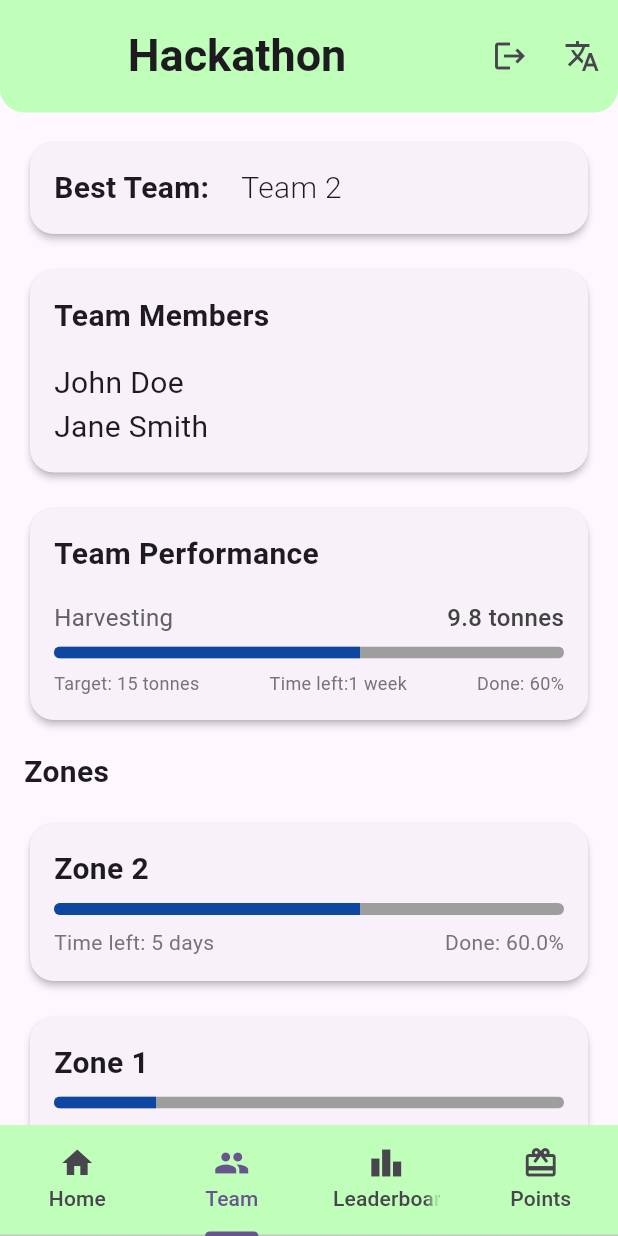
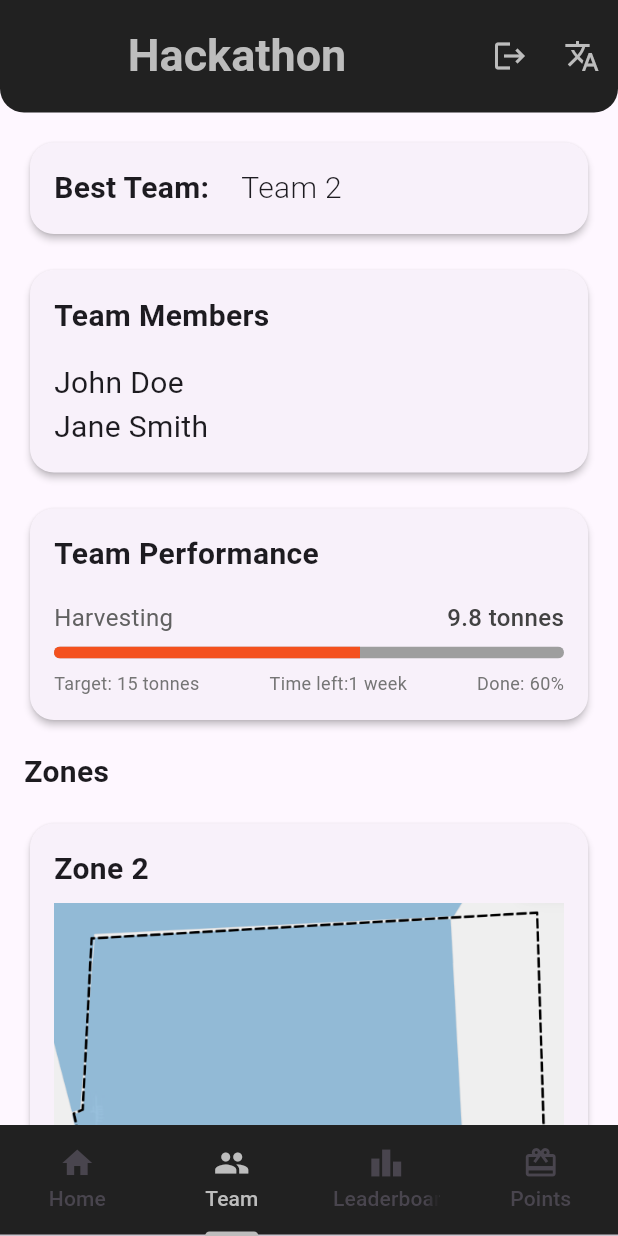
Before and after one commit to FangWoei/hackathon-2024, a Flutter app: the screen it shows once a user with an empty profile is signed in, item 2 of the bottom bar chosen, on a phone screen of 412 x 824 dp. Run offline on Flutter 3.47's test engine with Material 3 defaults, Android fonts, the phone set to English and light mode, and no system bars; our stand-ins replace cloud_firestore, firebase_auth, firebase_core, fl_chart, flutter_spinkit, go_router; accounts and stored records are empty.

Commit message:
ui design

```diff
--- a/lib/home_screen.dart
+++ b/lib/home_screen.dart
@@ -20,27 +20,38 @@ class HomeScreen extends StatelessWidget {
           toolbarHeight: 75,
           shape: const RoundedRectangleBorder(
               borderRadius: BorderRadius.vertical(bottom: Radius.circular(16))),
-          backgroundColor: const Color.fromARGB(255, 192, 255, 185),
+          backgroundColor: Colors.grey[900],
           automaticallyImplyLeading: false,
-          title: const Row(
+          title: Row(
             mainAxisAlignment: MainAxisAlignment.center,
             children: [
               Text(
                 "Hackathon",
-                style: TextStyle(fontSize: 30.0, fontWeight: FontWeight.bold),
+                style: TextStyle(
+                    fontSize: 30.0,
+                    fontWeight: FontWeight.bold,
+                    color: Colors.grey[400]),
               )
             ],
           ),
           centerTitle: true, // Ensure the title itself is centered
           actions: [
             IconButton(
-              icon: const Icon(Icons.logout),
+              icon: Icon(
+                Icons.logout,
+                color: Colors.grey[400],
+              ),
               onPressed: () async {
                 await AuthService().signOut();
                 context.pushNamed(Login.routeName);
               },
             ),
-            IconButton(onPressed: () {}, icon: const Icon(Icons.translate))
+            IconButton(
+                onPressed: () {},
+                icon: Icon(
+                  Icons.translate,
+                  color: Colors.grey[400],
+                ))
           ],
         ),
         body: TabBarView(children: [
@@ -50,11 +61,13 @@ class HomeScreen extends StatelessWidget {
           PointsRedemptionPage(),
         ]),
         bottomNavigationBar: Container(
-          color: const Color.fromARGB(255, 192, 255, 185),
-          child: const TabBar(
+          color: Colors.grey[900],
+          child: TabBar(
               splashBorderRadius:
                   BorderRadius.vertical(top: Radius.circular(16)),
-              tabs: [
+              labelColor: Colors.grey[400],
+              indicatorColor: Colors.grey[400],
+              tabs: const [
                 Tab(
                   text: "Home",
                   icon: Icon(Icons.home),
--- a/lib/screen/event/event_page.dart
+++ b/lib/screen/event/event_page.dart
@@ -8,18 +8,30 @@ class ZoneEntry {
   final double completion;
   final int target;
   final int daysLeft;
+  final String imageURL;
 
   ZoneEntry(
       {required this.name,
       required this.completion,
       required this.target,
-      required this.daysLeft});
+      required this.daysLeft,
+      required this.imageURL});
 }
 
 class TeamPage extends StatelessWidget {
   final List<ZoneEntry> entries = [
-    ZoneEntry(name: "Zone 1", completion: 0.20, target: 40, daysLeft: 10),
-    ZoneEntry(name: "Zone 2", completion: 0.60, target: 30, daysLeft: 5),
+    ZoneEntry(
+        name: "Zone 1",
+        completion: 0.60,
+        target: 40,
+        daysLeft: 10,
+        imageURL: 'assets/images/Map1.png'),
+    ZoneEntry(
+        name: "Zone 2",
+        completion: 0.85,
+        target: 30,
+        daysLeft: 5,
+        imageURL: 'assets/images/Map2.png'),
   ];
 
   @override
@@ -149,7 +161,7 @@ class TeamPage extends StatelessWidget {
                 ),
                 const SizedBox(height: 16),
                 SizedBox(
-                    height: 300,
+                    height: 1000,
                     child: ListView.builder(
                       itemCount: entries.length,
                       itemBuilder: (context, index) {
@@ -203,7 +215,7 @@ class _HarvestingMetric extends StatelessWidget {
             value: 0.6,
             backgroundColor: Colors.grey[500],
             valueColor: AlwaysStoppedAnimation<Color>(
-              Colors.blue[900] ?? Colors.blue,
+              Colors.deepOrange[600] ?? Colors.blue,
             ),
             minHeight: 8,
           ),
@@ -267,13 +279,15 @@ class _ZoneItems extends StatelessWidget {
                   ),
                 ),
                 const SizedBox(height: 8),
+                Image(image: AssetImage(entry.imageURL)),
+                const SizedBox(height: 8),
                 ClipRRect(
                   borderRadius: BorderRadius.circular(4),
                   child: LinearProgressIndicator(
                     value: entry.completion,
                     backgroundColor: Colors.grey[500],
                     valueColor: AlwaysStoppedAnimation<Color>(
-                      Colors.blue[900] ?? Colors.blue,
+                      Colors.deepOrange[600] ?? Colors.blue,
                     ),
                     minHeight: 8,
                   ),
```
Also changed, not shown: lib/screen/home_page.dart (+13 -101 lines), lib/screen/leaderboard/leaderboard_page.dart (+6 -6 lines), pubspec.yaml (+3 -4 lines), assets/images/Map1.png (added), assets/images/Map2.png (added).
